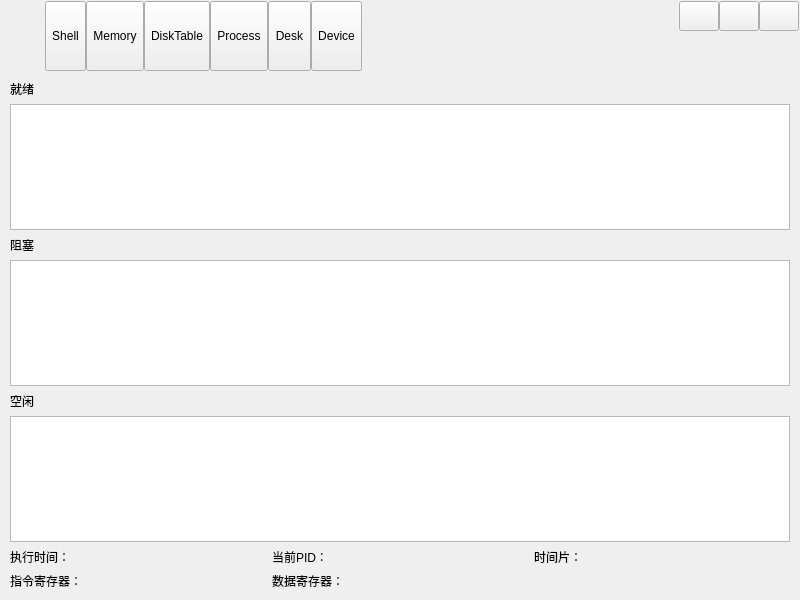
The window that UI/form/frmmain.ui (asapple/analog-operating-system) describes before a commit, drawn with Qt 5.
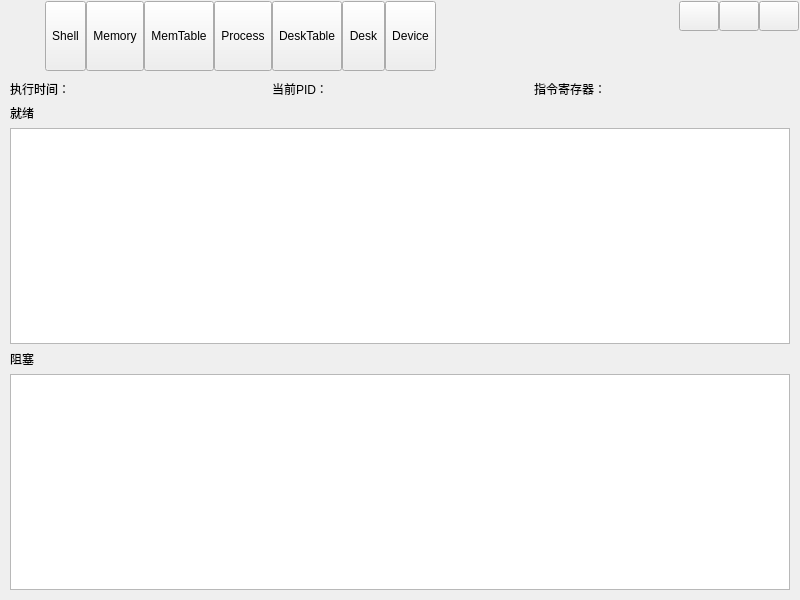
The same window after the commit. The open tabs and pages were chosen to show the change. Icons and pictures are not drawn.

```diff
--- a/UI/form/frmmain.ui
+++ b/UI/form/frmmain.ui
@@ -135,7 +135,7 @@
           </widget>
          </item>
          <item>
-          <widget class="QToolButton" name="toolButton">
+          <widget class="QToolButton" name="MemTabletoolButton">
            <property name="sizePolicy">
             <sizepolicy hsizetype="Fixed" vsizetype="Expanding">
              <horstretch>0</horstretch>
@@ -143,7 +143,7 @@
             </sizepolicy>
            </property>
            <property name="text">
-            <string>DiskTable</string>
+            <string>MemTable</string>
            </property>
            <property name="icon">
             <iconset resource="../other/main.qrc">
@@ -177,6 +177,26 @@
            </property>
           </widget>
          </item>
+         <item>
+          <widget class="QToolButton" name="DeskTabletoolButton">
+           <property name="sizePolicy">
+            <sizepolicy hsizetype="Fixed" vsizetype="Expanding">
+             <horstretch>0</horstretch>
+             <verstretch>0</verstretch>
+            </sizepolicy>
+           </property>
+           <property name="text">
+            <string>DeskTable</string>
+           </property>
+           <property name="icon">
+            <iconset resource="../other/main.qrc">
+             <normaloff>:/image/main_person.png</normaloff>:/image/main_person.png</iconset>
+           </property>
+           <property name="toolButtonStyle">
+            <enum>Qt::ToolButtonTextUnderIcon</enum>
+           </property>
+          </widget>
+         </item>
          <item>
           <widget class="QToolButton" name="btnHelp">
            <property name="sizePolicy">
@@ -360,7 +380,7 @@
       <string notr="true"/>
      </property>
      <property name="currentIndex">
-      <number>5</number>
+      <number>2</number>
      </property>
      <widget class="QWidget" name="shell_page">
       <layout class="QVBoxLayout" name="verticalLayout_2">
@@ -370,7 +390,7 @@
        <item>
         <widget class="QLabel" name="pwd_label">
          <property name="text">
-          <string>CWD: /</string>
+          <string>PWD：/root</string>
          </property>
         </widget>
        </item>
@@ -386,72 +406,55 @@
        </item>
       </layout>
      </widget>
+     <widget class="QWidget" name="menTable_page">
+      <layout class="QHBoxLayout" name="horizontalLayout">
+       <item>
+        <widget class="QTableWidget" name="men_tableWidget"/>
+       </item>
+      </layout>
+     </widget>
      <widget class="QWidget" name="proc_page">
       <layout class="QGridLayout" name="gridLayout">
-       <item row="0" column="0">
-        <widget class="QLabel" name="ready_label">
-         <property name="text">
-          <string>就绪</string>
-         </property>
-        </widget>
-       </item>
-       <item row="1" column="0" colspan="3">
-        <widget class="QTextBrowser" name="ready_textBrowser"/>
-       </item>
-       <item row="2" column="0">
+       <item row="3" column="0">
         <widget class="QLabel" name="block_label">
          <property name="text">
           <string>阻塞</string>
          </property>
         </widget>
        </item>
-       <item row="3" column="0" colspan="3">
-        <widget class="QTextBrowser" name="block_textBrowser"/>
+       <item row="2" column="0" colspan="3">
+        <widget class="QTextBrowser" name="ready_textBrowser"/>
        </item>
-       <item row="4" column="0">
-        <widget class="QLabel" name="free_label">
-         <property name="text">
-          <string>空闲</string>
-         </property>
-        </widget>
-       </item>
-       <item row="5" column="0" colspan="3">
-        <widget class="QTextBrowser" name="free_textBrowser"/>
-       </item>
-       <item row="6" column="0">
-        <widget class="QLabel" name="execTime_label">
-         <property name="text">
-          <string>执行时间：</string>
-         </property>
-        </widget>
-       </item>
-       <item row="6" column="1">
+       <item row="0" column="1">
         <widget class="QLabel" name="PID_label">
          <property name="text">
           <string>当前PID：</string>
          </property>
         </widget>
        </item>
-       <item row="6" column="2">
-        <widget class="QLabel" name="slice_label">
+       <item row="0" column="0">
+        <widget class="QLabel" name="execTime_label">
          <property name="text">
-          <string>时间片：</string>
+          <string>执行时间：</string>
          </property>
         </widget>
        </item>
-       <item row="7" column="0">
+       <item row="1" column="0">
+        <widget class="QLabel" name="ready_label">
+         <property name="text">
+          <string>就绪</string>
+         </property>
+        </widget>
+       </item>
+       <item row="0" column="2">
         <widget class="QLabel" name="IR_label">
          <property name="text">
           <string>指令寄存器：</string>
          </property>
         </widget>
        </item>
-       <item row="7" column="1">
-        <widget class="QLabel" name="DR_label">
-         <property name="text">
-          <string>数据寄存器：</string>
-         </property>
-        </widget>
+       <item row="4" column="0" colspan="3">
+        <widget class="QTextBrowser" name="block_textBrowser"/>
        </item>
       </layout>
      </widget>
```
